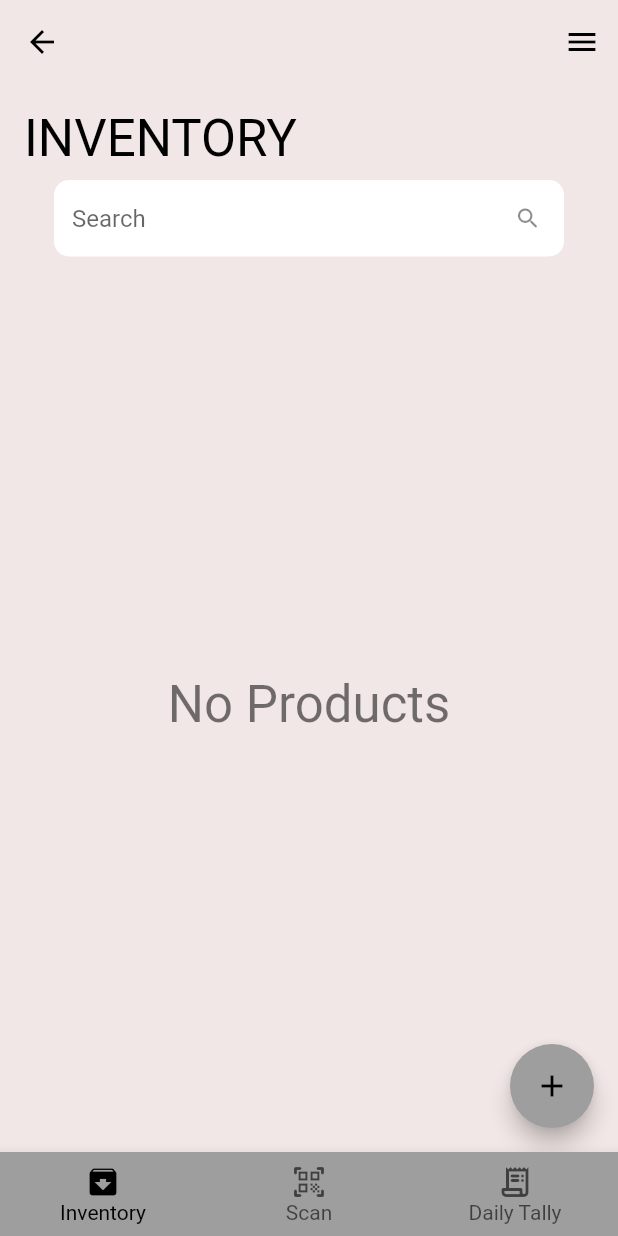
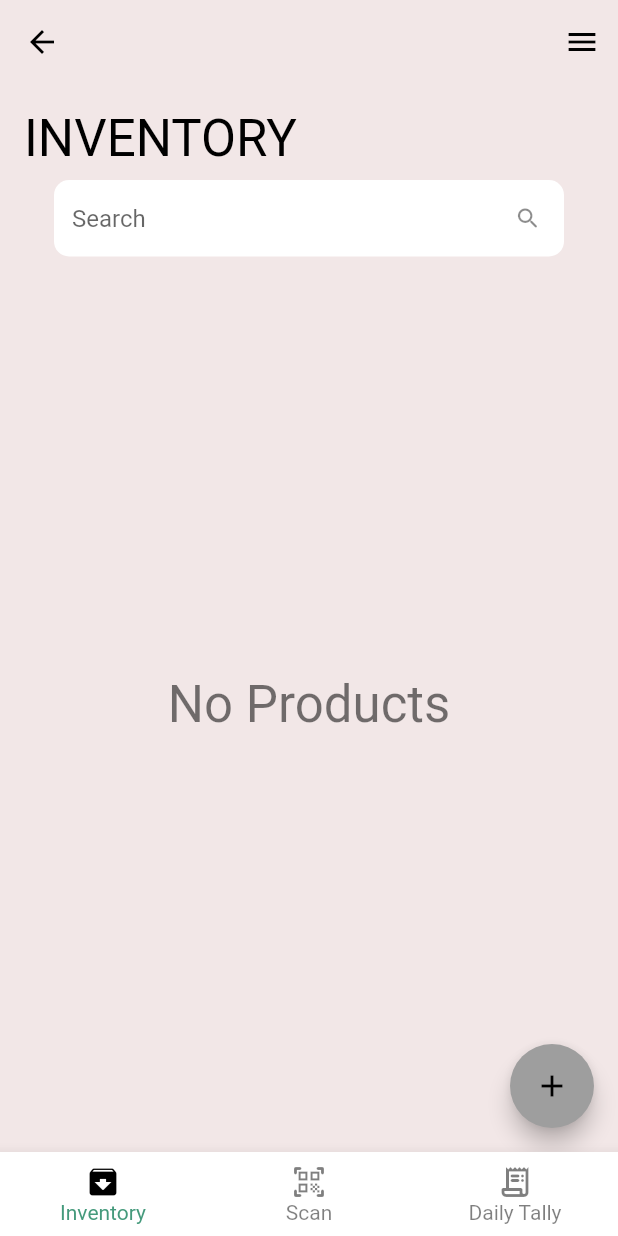
Before and after one commit to Acetylcholine007/Quick-Store, a Flutter app: the screen it shows after launch, after a tap on "Get Started", on a phone screen of 412 x 824 dp. Run offline on Flutter 3.47's test engine with Material 2 defaults, Android fonts, the light colour scheme and no system bars; our stand-ins replace gallery_saver, permission_handler, qr_flutter, sqflite; missing offline and left inert: barcode_scan2; accounts and stored records are empty.

Commit message:
UI styling improvements

```diff
--- a/lib/components/Loading.dart
+++ b/lib/components/Loading.dart
@@ -1,5 +1,4 @@
 import 'package:flutter/material.dart';
-import 'package:flutter_spinkit/flutter_spinkit.dart';
 
 class Loading extends StatelessWidget {
   final String title;
@@ -10,16 +9,18 @@ class Loading extends StatelessWidget {
   Widget build(BuildContext context) {
     final theme = Theme.of(context);
     return Container(
-      // decoration: BoxDecoration(
-      //   image: DecorationImage(image: new AssetImage("assets/images/background.jpg"), fit: BoxFit.cover,),
-      // ),
+      color: Color(0xFFF2E7E7),
       child: Center(
         child: Column(
           mainAxisAlignment: MainAxisAlignment.center,
           children: [
-            SpinKitChasingDots(
-                color: theme.primaryColor,
-                size: 50
+            SizedBox(
+              height: 80,
+              width: 80,
+              child: CircularProgressIndicator(
+                  color: Color(0xFF459A7C),
+                  strokeWidth: 12
+              ),
             ),
             SizedBox(height: 50),
             Text(title, style: theme.textTheme.headline6),
--- a/lib/screens/mainpages/FrontPage.dart
+++ b/lib/screens/mainpages/FrontPage.dart
@@ -12,15 +12,26 @@ class _FrontPageState extends State<FrontPage> {
   @override
   Widget build(BuildContext context) {
     final theme = Theme.of(context);
+
     return Scaffold(
-      body: SafeArea(
-        child: Padding(
-          padding: const EdgeInsets.all(24),
+      appBar: AppBar(
+        elevation: 0.0,
+        backgroundColor: Colors.transparent,
+      ),
+      backgroundColor: Color(0xFFF2E7E7),
+      body: Container(
+        padding: const EdgeInsets.all(24),
+        child: Center(
           child: Column(
             mainAxisAlignment: MainAxisAlignment.spaceEvenly,
-            crossAxisAlignment: CrossAxisAlignment.stretch,
+            crossAxisAlignment: CrossAxisAlignment.center,
             children: [
-              Text('Quick Store', style: theme.textTheme.headline4, textAlign: TextAlign.center,),
+              Column(
+                children: [
+                  Text('QUICK STORE', style: theme.textTheme.headline4.copyWith(color: Colors.black, fontWeight: FontWeight.w700)),
+                  Text('INVENTORY', style: theme.textTheme.bodyText1.copyWith(color: Color(0xFF459A7C), fontWeight: FontWeight.w700))
+                ],
+              ),
               ElevatedButton(
                 onPressed: () {
                   Navigator.push(
@@ -28,7 +39,20 @@ class _FrontPageState extends State<FrontPage> {
                     MaterialPageRoute(builder: (context) => AuthWrapper()),
                   );
                 },
-                child: Text('Get Started')
+                child: Text('Get Started'),
+                  style: ButtonStyle(
+                    textStyle: MaterialStateProperty.all(TextStyle(
+                      fontSize: 24
+                    )),
+                    padding: MaterialStateProperty.all(EdgeInsets.symmetric(vertical: 8, horizontal: 20)),
+                    foregroundColor: MaterialStateProperty.all(Colors.white),
+                    backgroundColor: MaterialStateProperty.all(Color(0xFF459A7C)),
+                      shape: MaterialStateProperty.all<RoundedRectangleBorder>(
+                          RoundedRectangleBorder(
+                            borderRadius: BorderRadius.circular(100),
+                          )
+                      )
+                  )
               )
             ],
           ),
--- a/lib/wrappers/MainWrapper.dart
+++ b/lib/wrappers/MainWrapper.dart
@@ -187,14 +187,17 @@ class _MainWrapperState extends State<MainWrapper> {
           backgroundColor: Colors.transparent,
           bottom: isProcessing ? PreferredSize(
               preferredSize: Size(double.infinity, 1.0),
-              child: LinearProgressIndicator(backgroundColor: Colors.white)
+              child: LinearProgressIndicator(backgroundColor: Color(0xFF459A7C))
           ) : null,
         ),
         bottomNavigationBar: BottomNavigationBar(
+          selectedIconTheme: IconThemeData(
+            color: Colors.black
+          ),
           type: BottomNavigationBarType.fixed,
-          backgroundColor: theme.primaryColor,
-          selectedItemColor: Colors.black,
-          unselectedItemColor: Colors.black.withOpacity(.60),
+          backgroundColor: Colors.white,
+          selectedItemColor: Color(0xFF459A7C),
+          unselectedItemColor: Colors.black.withOpacity(.50),
           selectedFontSize: 14,
           unselectedFontSize: 14,
           currentIndex: _currentIndex,
```
Also changed, not shown: lib/screens/mainpages/LoginPage.dart (+28 -5 lines), lib/screens/mainpages/SignupPage.dart (+11 -3 lines), lib/screens/subpages/ItemEditor.dart (+29 -7 lines), lib/shared/decorations.dart (+10 -0 lines).
